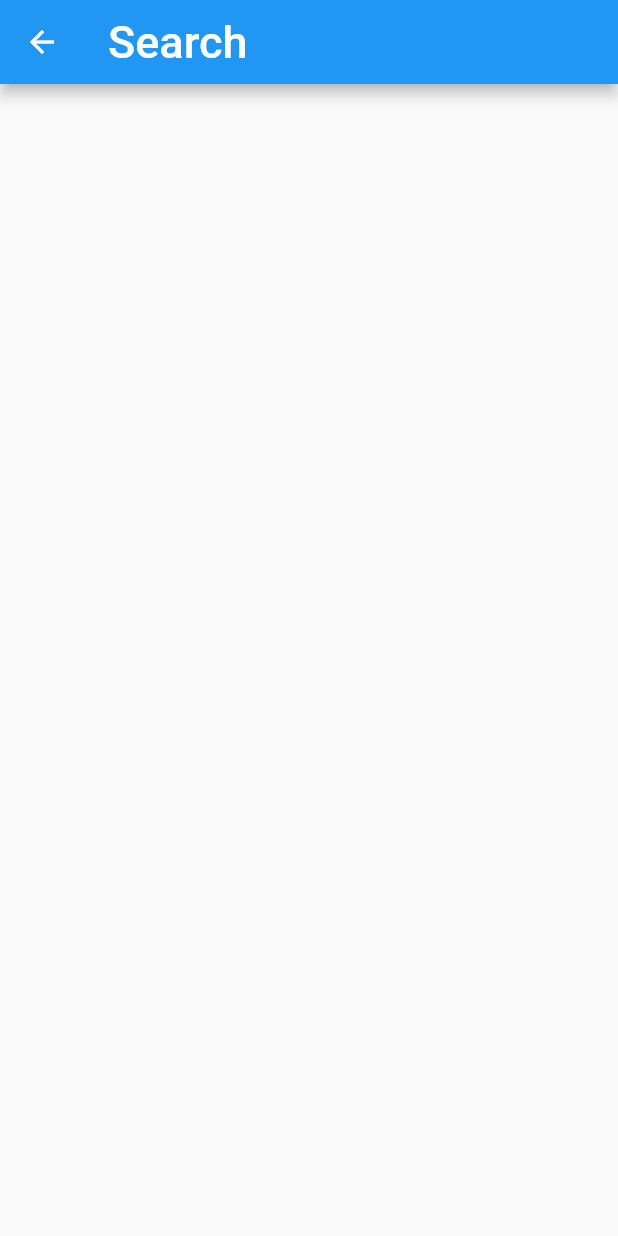
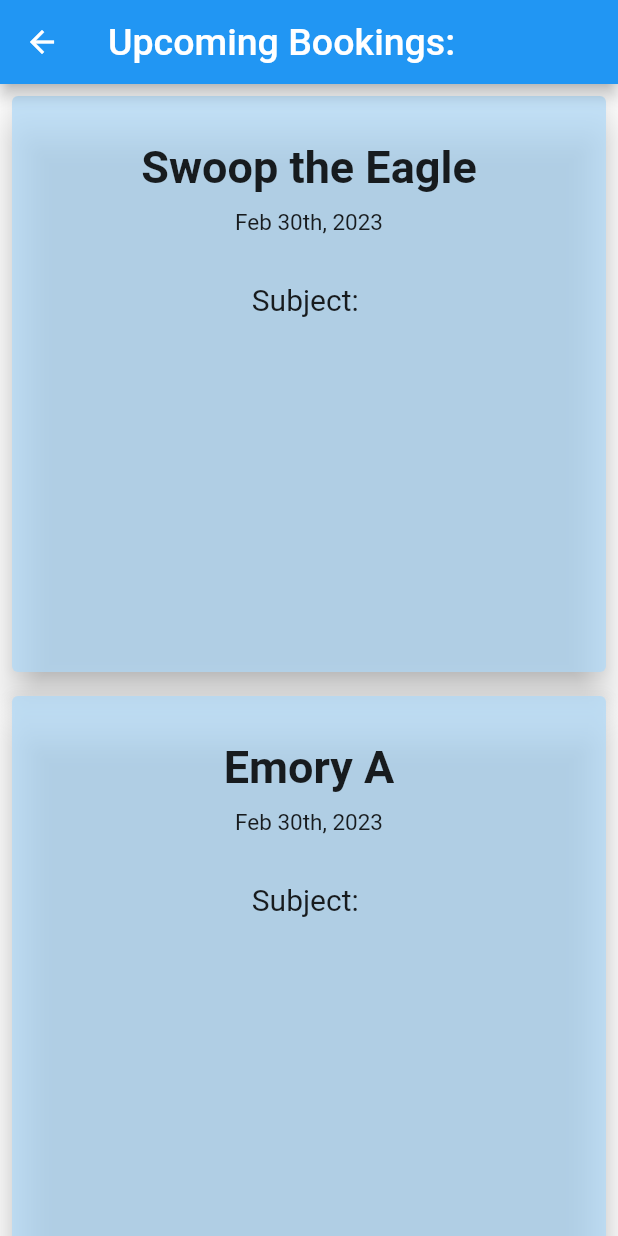
Before and after one commit to tonychengu/project_tutorial, a Flutter app: the screen it shows once a user with an empty profile is signed in, item 2 of the bottom bar chosen, after a tap on "Submit", on a phone screen of 412 x 824 dp. Run offline on Flutter 3.47's test engine with Material 2 defaults, Android fonts, the phone set to English and light mode, and no system bars; our stand-ins replace cloud_firestore, firebase_auth, firebase_core, google_nav_bar, image_picker, shared_preferences; accounts and stored records are empty.

Commit message:
apply candy's change

```diff
--- a/lib/page/booking_page.dart
+++ b/lib/page/booking_page.dart
@@ -1,6 +1,7 @@
 import 'package:flutter/material.dart';
 import 'package:project_tutorial/page/upcoming_bookings_page.dart';
 import 'package:project_tutorial/widget/button_widget.dart';
+import 'package:project_tutorial/widget/textfield_widget.dart';
 
 class BookingsPage extends StatefulWidget {
   const BookingsPage({Key? key}) : super(key: key);
@@ -14,8 +15,17 @@ class BookingsPage extends StatefulWidget {
   State<BookingsPage> createState() => _BookingPageState();
 }
 
+// String validateRating(int value) {
+//   if (!(value >= 0 && value <= 5)) {
+//     return "Please enter an integr between 0 to 5";
+//   }
+//   return "";
+// }
+
 class _BookingPageState extends State<BookingsPage> {
   int currentPage = 0;
+  bool checkedValue = false;
+  bool _validate = false;
   List pages = [const CurrentBookingPage()];
   void onTap(int index) {
     setState(() {
@@ -33,7 +43,7 @@ class _BookingPageState extends State<BookingsPage> {
           child: Card(
             margin: EdgeInsets.all(8),
             elevation: 10,
-            color: Colors.green,
+            color: Colors.white38,
             child: Padding(
               padding: EdgeInsets.all(30),
               child: ListView(
@@ -43,7 +53,7 @@ class _BookingPageState extends State<BookingsPage> {
                     style: TextStyle(fontSize: 30, fontWeight: FontWeight.w600),
                   ),
                   Text(
-                    'Feb 26th, 2023',
+                    'Jan 26th, 2023',
                     style: TextStyle(fontSize: 15, height: 2),
                   ),
                   Text(
@@ -66,6 +76,7 @@ class _BookingPageState extends State<BookingsPage> {
                               BorderSide(width: 1, color: Colors.white)),
                       //errorBorder: OutlineInputBorder(),
                       hintText: 'Enter a number from 1 to 5',
+                      //errorText: validateRating(text),
                     ),
                   ),
                   Text(
@@ -84,19 +95,38 @@ class _BookingPageState extends State<BookingsPage> {
                       hintText: 'How was it?',
                     ),
                   ),
-                  ButtonBar(alignment: MainAxisAlignment.end, children: <
-                      Widget>[
-                    Text('Yes', style: TextStyle(fontSize: 20, height: -1.1)),
-                    Text('No', style: TextStyle(fontSize: 20, height: -1.1)),
-                  ]),
-                  TextButton(
-                    onPressed: () => Navigator.of(context).push(
-                        MaterialPageRoute(builder: (BuildContext context) {
-                      return CurrentBookingPage();
-                    })),
-                    child: Text('Submit',
-                        style: TextStyle(color: Colors.black, height: 5)),
+                  ButtonBar(
+                    alignment: MainAxisAlignment.start,
+                    children: <Widget>[
+                      Text('Tutor again?',
+                          style: TextStyle(fontSize: 20, height: 1)),
+                      Checkbox(
+                        value: checkedValue,
+                        onChanged: (value) => setState(
+                          () {
+                            checkedValue = value!;
+                          },
+                        ),
+                      ),
+                    ],
                   ),
+                  ButtonBar(
+                      alignment: MainAxisAlignment.end,
+                      children: <Widget>[
+                        ElevatedButton(
+                          onPressed: () => Navigator.of(context).push(
+                              MaterialPageRoute(
+                                  builder: (BuildContext context) {
+                            return CurrentBookingPage();
+                          })),
+                          style: ElevatedButton.styleFrom(
+                            backgroundColor: Colors.blueGrey,
+                          ),
+                          child: Text('Submit',
+                              style: TextStyle(color: Colors.black, height: 1)),
+                        ),
+                      ]),
+                  Column(),
                 ],
               ),
             ),
--- a/lib/page/upcoming_bookings_page.dart
+++ b/lib/page/upcoming_bookings_page.dart
@@ -8,8 +8,69 @@ class CurrentBookingPage extends StatelessWidget {
   @override
   Widget build(BuildContext context) {
     return Scaffold(
-      appBar:
-          AppBar(title: const Text('Search', style: TextStyle(fontSize: 30))),
+      appBar: AppBar(
+          title:
+              const Text('Upcoming Bookings:', style: TextStyle(fontSize: 25))),
+      body: Center(
+        child: ListView(
+          children: [
+            Container(
+              width: 390,
+              height: 400,
+              child: Card(
+                margin: EdgeInsets.all(8),
+                elevation: 10,
+                color: Color(0xB2AED9F9),
+                child: Padding(
+                  padding: EdgeInsets.all(30),
+                  child: Column(children: [
+                    Text(
+                      'Swoop the Eagle',
+                      style:
+                          TextStyle(fontSize: 30, fontWeight: FontWeight.w600),
+                    ),
+                    Text(
+                      'Feb 30th, 2023',
+                      style: TextStyle(fontSize: 15, height: 2),
+                    ),
+                    Text(
+                      'Subject: ',
+                      style: TextStyle(fontSize: 20, height: 3),
+                    ),
+                  ]),
+                ),
+              ),
+            ),
+            Container(
+              width: 390,
+              height: 400,
+              child: Card(
+                margin: EdgeInsets.all(8),
+                elevation: 10,
+                color: Color(0xB2AED9F9),
+                child: Padding(
+                  padding: EdgeInsets.all(30),
+                  child: Column(children: [
+                    Text(
+                      'Emory A',
+                      style:
+                          TextStyle(fontSize: 30, fontWeight: FontWeight.w600),
+                    ),
+                    Text(
+                      'Feb 30th, 2023',
+                      style: TextStyle(fontSize: 15, height: 2),
+                    ),
+                    Text(
+                      'Subject: ',
+                      style: TextStyle(fontSize: 20, height: 3),
+                    ),
+                  ]),
+                ),
+              ),
+            ),
+          ],
+        ),
+      ),
     );
   }
 }
```
